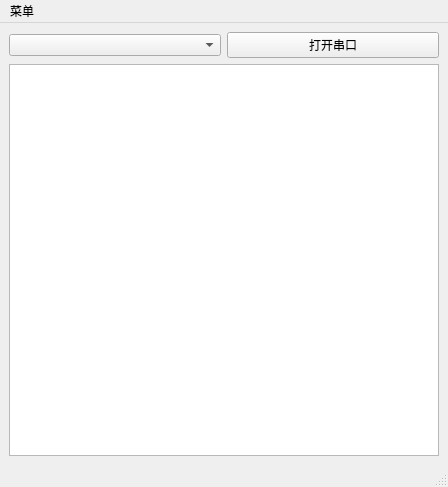
Before: the Qt Designer form SLmge.ui in windfallw/PN532-Reader, drawn with Qt 5.
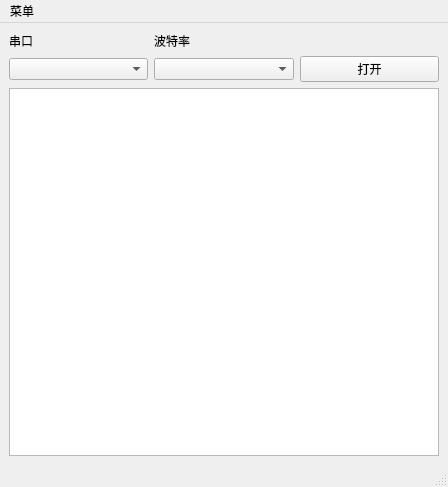
After: the same form once the commit is applied.

The edit to the form file:
```diff
--- a/SLmge.ui
+++ b/SLmge.ui
@@ -15,14 +15,14 @@
   </property>
   <widget class="QWidget" name="centralwidget">
    <layout class="QGridLayout" name="gridLayout">
-    <item row="0" column="1">
-     <widget class="QPushButton" name="openSerial">
-      <property name="text">
-       <string>打开串口</string>
+    <item row="1" column="1">
+     <widget class="QComboBox" name="port">
+      <property name="editable">
+       <bool>false</bool>
       </property>
      </widget>
     </item>
-    <item row="1" column="0" colspan="2">
+    <item row="3" column="1" colspan="3">
      <widget class="QTextBrowser" name="serialPrint">
       <property name="toolTip">
        <string>&lt;html&gt;&lt;head/&gt;&lt;body&gt;&lt;p&gt;&lt;br/&gt;&lt;/p&gt;&lt;/body&gt;&lt;/html&gt;</string>
@@ -36,13 +36,36 @@
       </property>
      </widget>
     </item>
-    <item row="0" column="0">
-     <widget class="QComboBox" name="allSerialPort">
-      <property name="editable">
-       <bool>false</bool>
+    <item row="1" column="3">
+     <widget class="QPushButton" name="openSer">
+      <property name="text">
+       <string>打开</string>
       </property>
      </widget>
     </item>
+    <item row="0" column="2">
+     <widget class="QLabel" name="baud_label">
+      <property name="text">
+       <string>波特率</string>
+      </property>
+      <property name="buddy">
+       <cstring>baud</cstring>
+      </property>
+     </widget>
+    </item>
+    <item row="0" column="1">
+     <widget class="QLabel" name="port_label">
+      <property name="text">
+       <string>串口</string>
+      </property>
+      <property name="buddy">
+       <cstring>port</cstring>
+      </property>
+     </widget>
+    </item>
+    <item row="1" column="2">
+     <widget class="QComboBox" name="baud"/>
+    </item>
    </layout>
   </widget>
   <widget class="QStatusBar" name="statusbar"/>
```
Left out of the diff: 4 changed lines with no effect on the pictures.
